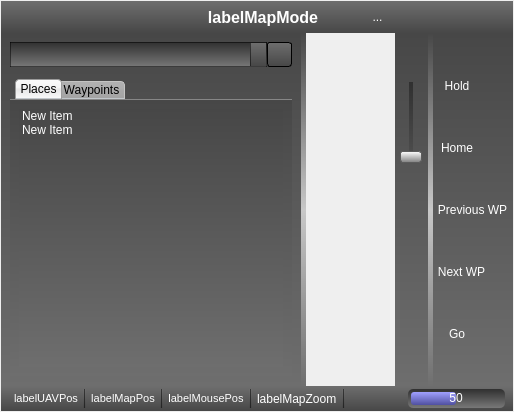
The window that ground/src/plugins/opmap/opmap_widget.ui (openpilot/OpenPilot) describes before a commit, drawn with Qt 5.
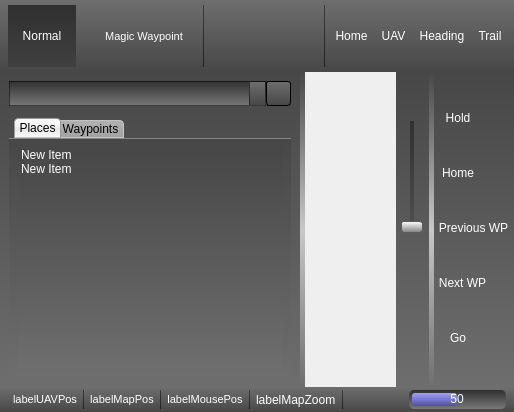
The same window after the commit. Icons and pictures are not drawn.

Commit message: OPMap gui style updates

Patch:
```diff
--- a/ground/src/plugins/opmap/opmap_widget.ui
+++ b/ground/src/plugins/opmap/opmap_widget.ui
@@ -30,12 +30,12 @@
     <number>0</number>
    </property>
    <property name="margin">
-    <number>1</number>
+    <number>0</number>
    </property>
    <item>
     <widget class="QFrame" name="frameTopBar">
      <property name="sizePolicy">
-      <sizepolicy hsizetype="Expanding" vsizetype="Preferred">
+      <sizepolicy hsizetype="MinimumExpanding" vsizetype="Preferred">
        <horstretch>0</horstretch>
        <verstretch>0</verstretch>
       </sizepolicy>
@@ -43,13 +43,13 @@
      <property name="minimumSize">
       <size>
        <width>0</width>
-       <height>0</height>
+       <height>32</height>
       </size>
      </property>
      <property name="maximumSize">
       <size>
        <width>16777215</width>
-       <height>32</height>
+       <height>16777215</height>
       </size>
      </property>
      <property name="contextMenuPolicy">
@@ -73,29 +73,59 @@
 QToolButton {	/* all types of tool button */ 
 background-color: transparent;
 color: rgb(255, 255, 255);
+
+/*height: 24px;*/
+
 /*border-style: none;*/
 /* border: 1px solid rgba(0, 0, 0, 64);  */
 /* border: 0px; */
-border-radius: 3px;
+border-radius: 0px;
+/*border-radius: 3px;*/
 }
 QToolButton:hover {
-background-color: qlineargradient(spread:pad, x1:0.5, y1:0, x2:0.5, y2:1, stop:0 rgba(255, 255, 255, 200), stop:1 rgba(180, 180, 180, 200));
+background-color: qlineargradient(spread:pad, x1:0.5, y1:0, x2:0.5, y2:1, stop:0 rgba(255, 255, 255,128), stop:1 rgba(180, 180, 180, 128));
 color: rgb(255, 255, 255);
+
+/*height: 24px;*/
+
 border: 0px; 
-border-radius: 3px;
+border-radius: 0px;
+/*border-radius: 3px;*/
 }
 QToolButton:pressed {
-background-color: qlineargradient(spread:pad, x1:0.5, y1:0, x2:0.5, y2:1, stop:0 rgba(48, 48, 48, 255), stop:1 rgba(120, 120, 120, 255));
+background-color: qlineargradient(spread:pad, x1:0.5, y1:0, x2:0.5, y2:1, stop:0 rgba(48, 48, 48, 255), stop:1 rgba(64, 64, 64, 255));
 color: rgb(255, 255, 255);
-border: 0px; 
-border-radius: 3px;
+
+/*height: 24px;*/
+
+border: none;
+border-radius: 0px;
+/*
+border: 1px  solid rgb(255, 255, 255); 
+border-radius: 0px;
+border-top-color: rgba(0, 0, 0, 64);
+border-right-color: rgba(0, 0, 0, 64);
+border-bottom-color: rgba(255, 255, 255, 64);
+border-left-color: rgba(255, 255, 255, 64);
+*/
 }
 
 QToolButton:checked {
-background-color: qlineargradient(spread:pad, x1:0.5, y1:0, x2:0.5, y2:1, stop:0 rgba(48, 48, 48, 255), stop:1 rgba(120, 120, 120, 255));
+background-color: qlineargradient(spread:pad, x1:0.5, y1:0, x2:0.5, y2:1, stop:0 rgba(48, 48, 48, 255), stop:1 rgba(64, 64, 64, 255));
 color: rgb(255, 255, 255);
-border: 0px; 
-border-radius: 3px;
+
+/*height: 24px;*/
+
+border: none;
+border-radius: 0px;
+/*
+border: 1px  solid rgb(255, 255, 255); 
+border-radius: 0px;
+border-top-color: rgba(0, 0, 0, 64);
+border-right-color: rgba(0, 0, 0, 64);
+border-bottom-color: rgba(255, 255, 255, 64);
+border-left-color: rgba(255, 255, 255, 64);
+*/
 }
 
 
@@ -139,34 +169,67 @@
       <property name="spacing">
        <number>0</number>
       </property>
-      <property name="leftMargin">
+      <property name="margin">
        <number>0</number>
       </property>
-      <property name="topMargin">
-       <number>2</number>
-      </property>
-      <property name="rightMargin">
-       <number>0</number>
-      </property>
-      <property name="bottomMargin">
-       <number>2</number>
-      </property>
       <item>
        <layout class="QHBoxLayout" name="layoutWidgetStatusBar_2">
         <property name="spacing">
          <number>5</number>
         </property>
         <property name="leftMargin">
-         <number>3</number>
+         <number>8</number>
+        </property>
+        <property name="topMargin">
+         <number>5</number>
         </property>
         <property name="rightMargin">
          <number>8</number>
         </property>
+        <property name="bottomMargin">
+         <number>5</number>
+        </property>
         <item>
-         <spacer name="horizontalSpacer_5">
+         <widget class="QToolButton" name="toolButtonNormalMapMode">
+          <property name="sizePolicy">
+           <sizepolicy hsizetype="Fixed" vsizetype="Preferred">
+            <horstretch>0</horstretch>
+            <verstretch>0</verstretch>
+           </sizepolicy>
+          </property>
+          <property name="font">
+           <font>
+            <pointsize>9</pointsize>
+           </font>
+          </property>
+          <property name="text">
+           <string>   Normal   </string>
+          </property>
+          <property name="iconSize">
+           <size>
+            <width>16</width>
+            <height>32</height>
+           </size>
+          </property>
+          <property name="checkable">
+           <bool>true</bool>
+          </property>
+          <property name="checked">
+           <bool>true</bool>
+          </property>
+          <property name="toolButtonStyle">
+           <enum>Qt::ToolButtonTextOnly</enum>
+          </property>
+         </widget>
+        </item>
+        <item>
+         <spacer name="horizontalSpacer">
           <property name="orientation">
            <enum>Qt::Horizontal</enum>
           </property>
+          <property name="sizeType">
+           <enum>QSizePolicy::Fixed</enum>
+          </property>
           <property name="sizeHint" stdset="0">
            <size>
             <width>10</width>
@@ -176,86 +239,42 @@
          </spacer>
         </item>
         <item>
-         <widget class="QToolButton" name="toolButtonMapModeLeft">
-          <property name="text">
-           <string/>
-          </property>
-          <property name="icon">
-           <iconset resource="../coreplugin/core.qrc">
-            <normaloff>:/core/images/prev.png</normaloff>:/core/images/prev.png</iconset>
-          </property>
-          <property name="iconSize">
-           <size>
-            <width>32</width>
-            <height>32</height>
-           </size>
-          </property>
-          <property name="checkable">
-           <bool>false</bool>
-          </property>
-         </widget>
-        </item>
-        <item>
-         <widget class="QLabel" name="labelMapMode">
+         <widget class="QToolButton" name="toolButtonMagicWaypointMapMode">
           <property name="sizePolicy">
-           <sizepolicy hsizetype="MinimumExpanding" vsizetype="Preferred">
+           <sizepolicy hsizetype="Fixed" vsizetype="Preferred">
             <horstretch>0</horstretch>
             <verstretch>0</verstretch>
            </sizepolicy>
           </property>
-          <property name="minimumSize">
-           <size>
-            <width>200</width>
-            <height>0</height>
-           </size>
-          </property>
           <property name="font">
            <font>
-            <family>MS Sans Serif</family>
-            <pointsize>12</pointsize>
-            <weight>75</weight>
-            <italic>false</italic>
-            <bold>true</bold>
-            <kerning>true</kerning>
+            <pointsize>8</pointsize>
            </font>
           </property>
-          <property name="toolTip">
-           <string>Mouse position</string>
+          <property name="text">
+           <string>   Magic Waypoint   </string>
           </property>
-          <property name="styleSheet">
-           <string notr="true"/>
+          <property name="iconSize">
+           <size>
+            <width>16</width>
+            <height>32</height>
+           </size>
           </property>
-          <property name="frameShape">
-           <enum>QFrame::NoFrame</enum>
+          <property name="checkable">
+           <bool>true</bool>
           </property>
+          <property name="toolButtonStyle">
+           <enum>Qt::ToolButtonTextOnly</enum>
+          </property>
+         </widget>
+        </item>
+        <item>
+         <widget class="Line" name="line_6">
           <property name="frameShadow">
            <enum>QFrame::Plain</enum>
           </property>
-          <property name="text">
-           <string>labelMapMode</string>
-          </property>
-          <property name="alignment">
-           <set>Qt::AlignCenter</set>
-          </property>
-          <property name="margin">
-           <number>5</number>
-          </property>
-         </widget>
-        </item>
-        <item>
-         <widget class="QToolButton" name="toolButtonMapModeRight">
-          <property name="text">
-           <string>...</string>
-          </property>
-          <property name="icon">
-           <iconset resource="../coreplugin/core.qrc">
-            <normaloff>:/core/images/next.png</normaloff>:/core/images/next.png</iconset>
-          </property>
-          <property name="iconSize">
-           <size>
-            <width>32</width>
-            <height>32</height>
-           </size>
+          <property name="orientation">
+           <enum>Qt::Vertical</enum>
           </property>
          </widget>
         </item>
@@ -272,6 +291,177 @@
           </property>
          </spacer>
         </item>
+        <item>
+         <widget class="Line" name="line_8">
+          <property name="frameShadow">
+           <enum>QFrame::Plain</enum>
+          </property>
+          <property name="orientation">
+           <enum>Qt::Vertical</enum>
+          </property>
+         </widget>
+        </item>
+        <item>
+         <widget class="QToolButton" name="toolButtonMapHome">
+          <property name="sizePolicy">
+           <sizepolicy hsizetype="Fixed" vsizetype="Preferred">
+            <horstretch>0</horstretch>
+            <verstretch>0</verstretch>
+           </sizepolicy>
+          </property>
+          <property name="toolTip">
+           <string>Center map over home position</string>
+          </property>
+          <property name="styleSheet">
+           <string notr="true"/>
+          </property>
+          <property name="text">
+           <string>Home</string>
+          </property>
+          <property name="icon">
+           <iconset resource="opmap.qrc">
+            <normaloff>:/opmap/images/gcs.png</normaloff>:/opmap/images/gcs.png</iconset>
+          </property>
+          <property name="iconSize">
+           <size>
+            <width>28</width>
+            <height>28</height>
+           </size>
+          </property>
+          <property name="autoRepeat">
+           <bool>false</bool>
+          </property>
+          <property name="toolButtonStyle">
+           <enum>Qt::ToolButtonIconOnly</enum>
+          </property>
+          <property name="autoRaise">
+           <bool>false</bool>
+          </property>
+         </widget>
+        </item>
+        <item>
+         <widget class="QToolButton" name="toolButtonMapUAV">
+          <property name="sizePolicy">
+           <sizepolicy hsizetype="Fixed" vsizetype="Preferred">
+            <horstretch>0</horstretch>
+            <verstretch>0</verstretch>
+           </sizepolicy>
+          </property>
+          <property name="toolTip">
+           <string>Center map over UAV position</string>
+          </property>
+          <property name="styleSheet">
+           <string notr="true"/>
+          </property>
+          <property name="text">
+           <string>UAV</string>
+          </property>
+          <property name="icon">
+           <iconset resource="opmap.qrc">
+            <normaloff>:/opmap/images/uav.png</normaloff>:/opmap/images/uav.png</iconset>
+          </property>
+          <property name="iconSize">
+           <size>
+            <width>28</width>
+            <height>28</height>
+           </size>
+          </property>
+          <property name="checkable">
+           <bool>true</bool>
+          </property>
+          <property name="autoRepeat">
+           <bool>false</bool>
+          </property>
+          <property name="toolButtonStyle">
+           <enum>Qt::ToolButtonIconOnly</enum>
+          </property>
+          <property name="autoRaise">
+           <bool>false</bool>
+          </property>
+         </widget>
+        </item>
+        <item>
+         <widget class="QToolButton" name="toolButtonMapUAVheading">
+          <property name="sizePolicy">
+           <sizepolicy hsizetype="Fixed" vsizetype="Preferred">
+            <horstretch>0</horstretch>
+            <verstretch>0</verstretch>
+           </sizepolicy>
+          </property>
+          <property name="toolTip">
+           <string>Map rotation follows UAV heading</string>
+          </property>
+          <property name="styleSheet">
+           <string notr="true"/>
+          </property>
+          <property name="text">
+           <string>Heading</string>
+          </property>
+          <property name="icon">
+           <iconset resource="opmap.qrc">
+            <normaloff>:/opmap/images/uav_heading.png</normaloff>:/opmap/images/uav_heading.png</iconset>
+          </property>
+          <property name="iconSize">
+           <size>
+            <width>28</width>
+            <height>28</height>
+           </size>
+          </property>
+          <property name="checkable">
+           <bool>true</bool>
+          </property>
+          <property name="autoRepeat">
+           <bool>false</bool>
+          </property>
+          <property name="toolButtonStyle">
+           <enum>Qt::ToolButtonIconOnly</enum>
+          </property>
+          <property name="autoRaise">
+           <bool>false</bool>
+          </property>
+         </widget>
+        </item>
+        <item>
+         <widget class="QToolButton" name="toolButtonShowUAVtrail">
+          <property name="sizePolicy">
+           <sizepolicy hsizetype="Fixed" vsizetype="Preferred">
+            <horstretch>0</horstretch>
+            <verstretch>0</verstretch>
+           </sizepolicy>
+          </property>
+          <property name="toolTip">
+           <string>Show/Hide the UAV trail</string>
+          </property>
+          <property name="styleSheet">
+           <string notr="true"/>
+          </property>
+          <property name="text">
+           <string>Trail</string>
+          </property>
+          <property name="icon">
+           <iconset resource="opmap.qrc">
+            <normaloff>:/opmap/images/uav_trail.png</normaloff>:/opmap/images/uav_trail.png</iconset>
+          </property>
+          <property name="iconSize">
+           <size>
+            <width>28</width>
+            <height>28</height>
+           </size>
+          </property>
+          <property name="checkable">
+           <bool>true</bool>
+          </property>
+          <property name="autoRepeat">
+           <bool>false</bool>
+          </property>
+          <property name="toolButtonStyle">
+           <enum>Qt::ToolButtonIconOnly</enum>
+          </property>
+          <property name="autoRaise">
+           <bool>false</bool>
+          </property>
+         </widget>
+        </item>
        </layout>
       </item>
      </layout>
@@ -1016,30 +1206,52 @@
 
 QToolButton {	/* all types of tool button */ 
 background-color: transparent;
+/*background-color: qlineargradient(spread:pad, x1:0.5, y1:0, x2:0.5, y2:1, stop:0 rgba(110, 110, 110, 255), stop:1 rgba(71, 71, 71, 255));*/
 color: rgb(255, 255, 255);
-/*border-style: none;*/
-/* border: 1px solid rgba(0, 0, 0, 64);  */
-/* border: 0px; */
+/*
+border: 1px solid black; 
+border-radius: 0px;
+*/
+border: none;
+border-radius: 0px;
+/*border: 1px solid white; 
 border-radius: 3px;
+border-top-color: rgba(255, 255, 255, 48);
+border-right-color: rgba(255, 255, 255, 48);
+border-bottom-color: rgba(0, 0, 0, 48);
+border-left-color: rgba(0, 0, 0, 48);*/
 }
 QToolButton:hover {
 background-color: qlineargradient(spread:pad, x1:0.5, y1:0, x2:0.5, y2:1, stop:0 rgba(255, 255, 255, 200), stop:1 rgba(180, 180, 180, 200));
 color: rgb(255, 255, 255);
-border: 0px; 
-border-radius: 3px;
+border: none;
+/*border: 1px solid white; 
+border-radius:3px;
+border-top-color: rgba(255, 255, 255, 48);
+border-right-color: rgba(255, 255, 255, 48);
+border-bottom-color: rgba(0, 0, 0, 48);
+border-left-color: rgba(0, 0, 0, 48);*/
 }
 QToolButton:pressed {
-background-color: qlineargradient(spread:pad, x1:0.5, y1:0, x2:0.5, y2:1, stop:0 rgba(48, 48, 48, 255), stop:1 rgba(120, 120, 120, 255));
+background-color: qlineargradient(spread:pad, x1:0.5, y1:0, x2:0.5, y2:1, stop:0 rgba(48, 48, 48, 255), stop:1 rgba(80, 80, 80, 255));
 color: rgb(255, 255, 255);
-border: 0px; 
-border-radius: 3px;
+border: 1px solid white; 
+border-radius:3px;
+border-top-color: rgba(0, 0, 0,160);
+border-right-color: rgba(0, 0, 0, 160);
+border-bottom-color: rgba(255, 255, 255, 80);
+border-left-color: rgba(255, 255, 255, 80);
 }
 
 QToolButton:checked {
-background-color: qlineargradient(spread:pad, x1:0.5, y1:0, x2:0.5, y2:1, stop:0 rgba(48, 48, 48, 255), stop:1 rgba(120, 120, 120, 255));
+background-color: qlineargradient(spread:pad, x1:0.5, y1:0, x2:0.5, y2:1, stop:0 rgba(48, 48, 48, 255), stop:1 rgba(80, 80, 80, 255));
 color: rgb(255, 255, 255);
-border: 0px; 
+border: 1px solid white; 
 border-radius: 3px;
+border-top-color: rgba(0, 0, 0,160);
+border-right-color: rgba(0, 0, 0, 160);
+border-bottom-color: rgba(255, 255, 255, 80);
+border-left-color: rgba(255, 255, 255, 80);
 }
 
 QSliderl {
@@ -1120,10 +1332,10 @@
                 <bool>true</bool>
                </property>
                <property name="autoRepeatDelay">
-                <number>500</number>
+                <number>1000</number>
                </property>
                <property name="autoRepeatInterval">
-                <number>500</number>
+                <number>1000</number>
                </property>
                <property name="autoRaise">
                 <bool>false</bool>
@@ -1147,7 +1359,7 @@
                <property name="maximumSize">
                 <size>
                  <width>16777215</width>
-                 <height>16777215</height>
+                 <height>200</height>
                 </size>
                </property>
                <property name="cursor">
@@ -1210,151 +1422,10 @@
                 <bool>true</bool>
                </property>
                <property name="autoRepeatDelay">
-                <number>500</number>
+                <number>1000</number>
                </property>
                <property name="autoRepeatInterval">
-                <number>500</number>
-               </property>
-               <property name="autoRaise">
-                <bool>false</bool>
-               </property>
-              </widget>
-             </item>
-             <item>
-              <spacer name="verticalSpacer_4">
-               <property name="orientation">
-                <enum>Qt::Vertical</enum>
-               </property>
-               <property name="sizeType">
-                <enum>QSizePolicy::Fixed</enum>
-               </property>
-               <property name="sizeHint" stdset="0">
-                <size>
-                 <width>20</width>
-                 <height>30</height>
-                </size>
-               </property>
-              </spacer>
-             </item>
-             <item>
-              <widget class="QToolButton" name="toolButtonMapHome">
-               <property name="toolTip">
-                <string>Center map over home position</string>
-               </property>
-               <property name="styleSheet">
-                <string notr="true"/>
-               </property>
-               <property name="text">
-                <string/>
-               </property>
-               <property name="icon">
-                <iconset resource="opmap.qrc">
-                 <normaloff>:/opmap/images/gcs.png</normaloff>:/opmap/images/gcs.png</iconset>
-               </property>
-               <property name="iconSize">
-                <size>
-                 <width>28</width>
-                 <height>28</height>
-                </size>
-               </property>
-               <property name="autoRepeat">
-                <bool>false</bool>
-               </property>
-               <property name="autoRaise">
-                <bool>false</bool>
-               </property>
-              </widget>
-             </item>
-             <item>
-              <widget class="QToolButton" name="toolButtonMapUAV">
-               <property name="toolTip">
-                <string>Center map over UAV position</string>
-               </property>
-               <property name="styleSheet">
-                <string notr="true"/>
-               </property>
-               <property name="text">
-                <string/>
-               </property>
-               <property name="icon">
-                <iconset resource="opmap.qrc">
-                 <normaloff>:/opmap/images/uav.png</normaloff>:/opmap/images/uav.png</iconset>
-               </property>
-               <property name="iconSize">
-                <size>
-                 <width>28</width>
-                 <height>28</height>
-                </size>
-               </property>
-               <property name="checkable">
-                <bool>true</bool>
-               </property>
-               <property name="autoRepeat">
-                <bool>false</bool>
-               </property>
-               <property name="autoRaise">
-                <bool>false</bool>
-               </property>
-              </widget>
-             </item>
-             <item>
-              <widget class="QToolButton" name="toolButtonMapUAVheading">
-               <property name="toolTip">
-                <string>Map rotation follows UAV heading</string>
-               </property>
-               <property name="styleSheet">
-                <string notr="true"/>
-               </property>
-               <property name="text">
-                <string/>
-               </property>
-               <property name="icon">
-                <iconset resource="opmap.qrc">
-                 <normaloff>:/opmap/images/uav_heading.png</normaloff>:/opmap/images/uav_heading.png</iconset>
-               </property>
-               <property name="iconSize">
-                <size>
-                 <width>28</width>
-                 <height>28</height>
-                </size>
-               </property>
-               <property name="checkable">
-                <bool>true</bool>
-               </property>
-               <property name="autoRepeat">
-                <bool>false</bool>
-               </property>
-               <property name="autoRaise">
-                <bool>false</bool>
-               </property>
-              </widget>
-             </item>
-             <item>
-              <widget class="QToolButton" name="toolButtonShowUAVtrail">
-               <property name="toolTip">
-                <string>Show/Hide the UAV trail</string>
-               </property>
-               <property name="styleSheet">
-                <string notr="true"/>
-               </property>
-               <property name="text">
-                <string/>
-               </property>
-               <property name="icon">
-                <iconset resource="opmap.qrc">
-                 <normaloff>:/opmap/images/uav_trail.png</normaloff>:/opmap/images/uav_trail.png</iconset>
-               </property>
-               <property name="iconSize">
-                <size>
-                 <width>28</width>
-                 <height>28</height>
-                </size>
-               </property>
-               <property name="checkable">
-                <bool>true</bool>
-               </property>
-               <property name="autoRepeat">
-                <bool>false</bool>
+                <number>1000</number>
                </property>
                <property name="autoRaise">
                 <bool>false</bool>
@@ -1367,7 +1438,7 @@
                 <enum>Qt::Vertical</enum>
                </property>
                <property name="sizeType">
-                <enum>QSizePolicy::Fixed</enum>
+                <enum>QSizePolicy::Expanding</enum>
                </property>
                <property name="sizeHint" stdset="0">
                 <size>
```
The commit also changes 2 other files.
